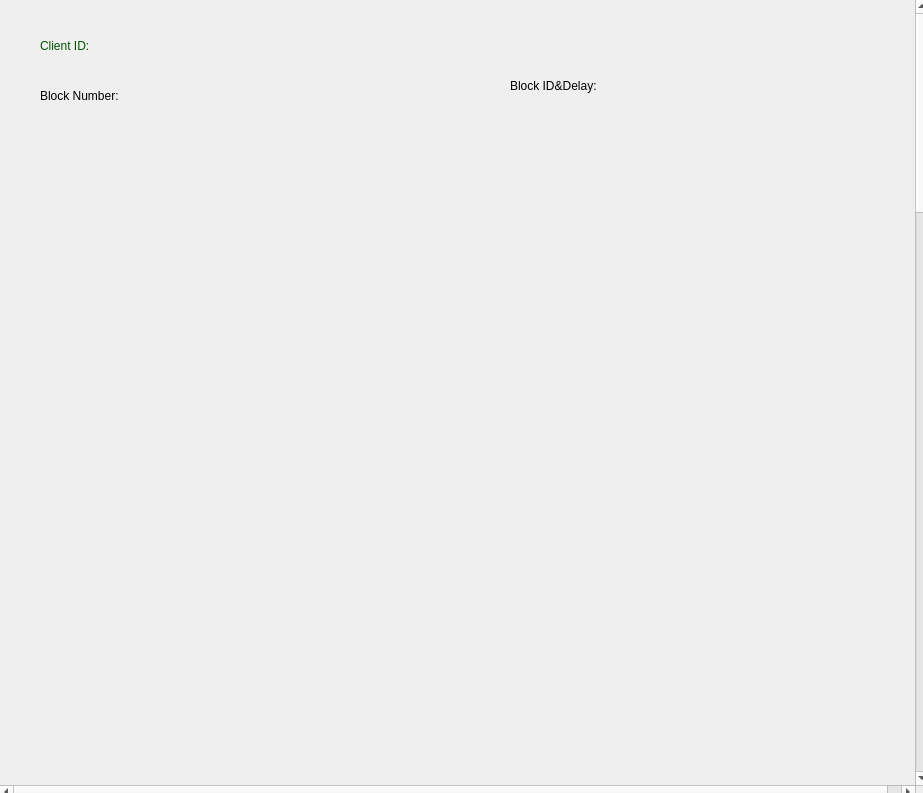
Old version of the form infowidget.ui in the repository JC-Chen1/p2p_network_simulator.
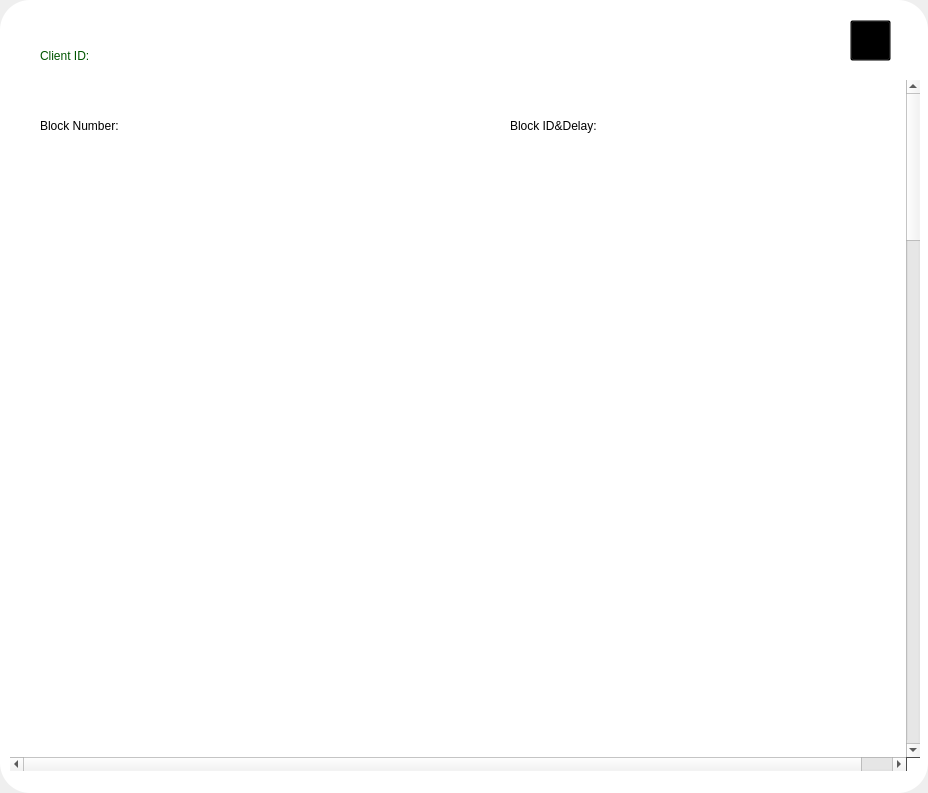
New version of the form. Icons and pictures are not drawn.

```diff
--- a/infowidget.ui
+++ b/infowidget.ui
@@ -6,22 +6,46 @@
    <rect>
     <x>0</x>
     <y>0</y>
-    <width>923</width>
+    <width>928</width>
     <height>793</height>
    </rect>
   </property>
   <property name="windowTitle">
    <string>Form</string>
   </property>
+  <widget class="QFrame" name="frame">
+   <property name="geometry">
+    <rect>
+     <x>0</x>
+     <y>0</y>
+     <width>928</width>
+     <height>793</height>
+    </rect>
+   </property>
+   <property name="styleSheet">
+    <string notr="true">QFrame{
+border-radius:30px;
+background-color: rgb(255, 255, 255);
+}</string>
+   </property>
+   <property name="frameShape">
+    <enum>QFrame::StyledPanel</enum>
+   </property>
+   <property name="frameShadow">
+    <enum>QFrame::Raised</enum>
+   </property>
   <widget class="QScrollArea" name="scrollArea">
    <property name="geometry">
     <rect>
-     <x>-1</x>
-     <y>-1</y>
-     <width>931</width>
-     <height>801</height>
-    </rect>
-   </property>
+      <x>10</x>
+      <y>80</y>
+      <width>910</width>
+      <height>691</height>
+     </rect>
+    </property>
+    <property name="styleSheet">
+     <string notr="true">background:transparent;</string>
+    </property>
    <property name="widgetResizable">
     <bool>false</bool>
    </property>
@@ -34,20 +58,48 @@
       <height>3000</height>
      </rect>
     </property>
-    <widget class="QWidget" name="widget" native="true">
+     <widget class="QLabel" name="label_delay">
      <property name="geometry">
       <rect>
-       <x>0</x>
-       <y>0</y>
-       <width>921</width>
-       <height>3500</height>
-      </rect>
-     </property>
+        <x>480</x>
+        <y>90</y>
+        <width>251</width>
+        <height>3000</height>
+       </rect>
+      </property>
+      <property name="styleSheet">
+       <string notr="true">font: 700 16pt &quot;Adobe Caslon Pro Bold&quot;;
+background:transparent;</string>
+      </property>
+      <property name="text">
+       <string/>
+      </property>
+      <property name="alignment">
+       <set>Qt::AlignLeading|Qt::AlignLeft|Qt::AlignTop</set>
+      </property>
+     </widget>
+     <widget class="QLabel" name="label_bn_t">
+      <property name="geometry">
+       <rect>
+        <x>30</x>
+        <y>30</y>
+        <width>151</width>
+        <height>31</height>
+       </rect>
+      </property>
+      <property name="styleSheet">
+       <string notr="true">font: 700 16pt &quot;Adobe Caslon Pro Bold&quot;;
+background:transparent;</string>
+      </property>
+      <property name="text">
+       <string>Block Number:</string>
+      </property>
+     </widget>
      <widget class="QLabel" name="label_delay_t">
       <property name="geometry">
        <rect>
-        <x>510</x>
-        <y>70</y>
+        <x>500</x>
+        <y>30</y>
         <width>181</width>
         <height>31</height>
        </rect>
@@ -60,13 +112,13 @@
        <string>Block ID&amp;Delay:</string>
       </property>
      </widget>
-     <widget class="QLabel" name="label_delay">
+     <widget class="QLabel" name="label_bn">
       <property name="geometry">
        <rect>
-        <x>490</x>
-        <y>120</y>
-        <width>251</width>
-        <height>3000</height>
+        <x>50</x>
+        <y>99</y>
+        <width>151</width>
+        <height>3001</height>
        </rect>
       </property>
       <property name="styleSheet">
@@ -78,13 +130,32 @@
       </property>
       <property name="alignment">
        <set>Qt::AlignLeading|Qt::AlignLeft|Qt::AlignTop</set>
+      </property>
+     </widget>
+    </widget>
+   </widget>
+   <widget class="QPushButton" name="pushButton">
+    <property name="geometry">
+     <rect>
+      <x>850</x>
+      <y>20</y>
+      <width>41</width>
+      <height>41</height>
+     </rect>
+    </property>
+    <property name="styleSheet">
+     <string notr="true">background:transparent;
+border-image: url(:/close.png);</string>
+    </property>
+    <property name="text">
+     <string/>
       </property>
      </widget>
      <widget class="QLabel" name="label_cid_t">
       <property name="geometry">
        <rect>
         <x>40</x>
-        <y>30</y>
+      <y>40</y>
         <width>151</width>
         <height>31</height>
        </rect>
@@ -98,31 +169,11 @@
        <string>Client ID:</string>
       </property>
      </widget>
-     <widget class="QLabel" name="label_bn">
-      <property name="geometry">
-       <rect>
-        <x>40</x>
-        <y>130</y>
-        <width>171</width>
-        <height>3000</height>
-       </rect>
-      </property>
-      <property name="styleSheet">
-       <string notr="true">font: 700 16pt &quot;Adobe Caslon Pro Bold&quot;;
-background:transparent;</string>
-      </property>
-      <property name="text">
-       <string/>
-      </property>
-      <property name="alignment">
-       <set>Qt::AlignLeading|Qt::AlignLeft|Qt::AlignTop</set>
-      </property>
-     </widget>
      <widget class="QLabel" name="label_cid">
       <property name="geometry">
        <rect>
         <x>210</x>
-        <y>30</y>
+      <y>40</y>
         <width>151</width>
         <height>31</height>
        </rect>
@@ -135,25 +186,6 @@
       <property name="text">
        <string/>
       </property>
-     </widget>
-     <widget class="QLabel" name="label_bn_t">
-      <property name="geometry">
-       <rect>
-        <x>40</x>
-        <y>80</y>
-        <width>151</width>
-        <height>31</height>
-       </rect>
-      </property>
-      <property name="styleSheet">
-       <string notr="true">font: 700 16pt &quot;Adobe Caslon Pro Bold&quot;;
-background:transparent;</string>
-      </property>
-      <property name="text">
-       <string>Block Number:</string>
-      </property>
-     </widget>
-    </widget>
    </widget>
   </widget>
  </widget>
```
Lines whose indentation alone changed are shown as unchanged.
